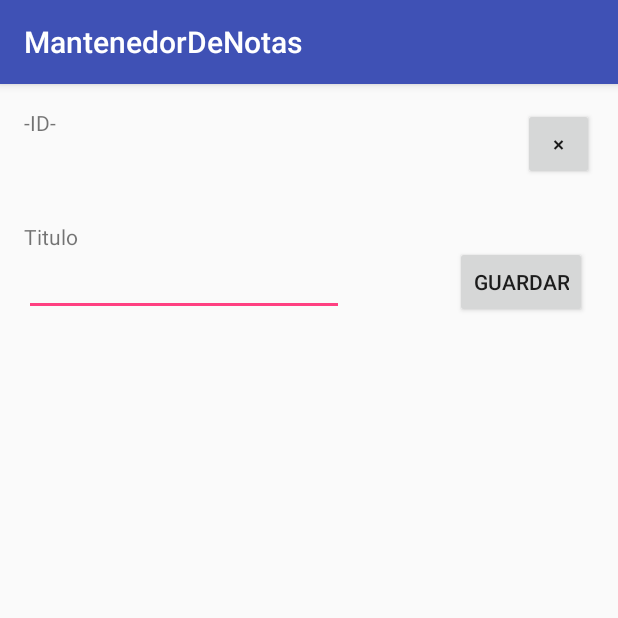
After one commit to claudioDcv/duoc-android-notas, an Android app: the EditCourseActivity screen opened directly, with no data from a screen before it, on a phone screen of 412 x 824 dp, the top half of it. The commit adds this screen. Run offline under Robolectric (Android 15) with nearby library versions, the phone set to English and light mode, and no system bars; 2 statements that could not run were skipped.

Commit message:
fix problema, added list view

```diff
--- a/project/app/src/main/AndroidManifest.xml
+++ b/project/app/src/main/AndroidManifest.xml
@@ -20,7 +20,8 @@
         <activity android:name=".AddStudentActivity" />
         <activity android:name=".AddEvaluationActivity" />
         <activity android:name=".CourseListActivity" />
-        <activity android:name=".CourseItem"></activity>
+        <activity android:name=".CourseItem" />
+        <activity android:name=".EditCourseActivity"></activity>
     </application>
 
 </manifest>
--- a/project/app/src/main/java/com/dcv/claudio/mantenedordenotas/AddCourseActivity.java
+++ b/project/app/src/main/java/com/dcv/claudio/mantenedordenotas/AddCourseActivity.java
@@ -25,7 +25,7 @@ public class AddCourseActivity extends AppCompatActivity {
 
         if(courseModel.getByTitle(title) != null) {
             System.out.println("Error");
-            mensaje("Error, ya existe un curso llamado:" + title);
+            msg("Error, ya existe un curso llamado:" + title);
         } else {
             long id = courseModel.create(new Course(title));
             System.out.println(id);
@@ -37,7 +37,7 @@ public class AddCourseActivity extends AppCompatActivity {
         }
     }
 
-    public void mensaje (String texto) {
+    public void msg (String texto) {
         Toast t = Toast.makeText(this, texto, Toast.LENGTH_SHORT);
         t.show();
     }
--- /dev/null
+++ b/project/app/src/main/java/com/dcv/claudio/mantenedordenotas/EditCourseActivity.java
@@ -0,0 +1,54 @@
+package com.dcv.claudio.mantenedordenotas;
+
+import android.support.v7.app.AppCompatActivity;
+import android.os.Bundle;
+import android.view.View;
+import android.widget.EditText;
+import android.widget.TextView;
+import android.widget.Toast;
+
+import com.dcv.claudio.mantenedordenotas.db.models.CourseModel;
+import com.dcv.claudio.mantenedordenotas.objects.Course;
+
+public class EditCourseActivity extends AppCompatActivity {
+
+    private Course course;
+    private CourseModel courseModel = new CourseModel(this);
+
+    @Override
+    protected void onCreate(Bundle savedInstanceState) {
+        super.onCreate(savedInstanceState);
+        setContentView(R.layout.activity_edit_course);
+        TextView txtId = findViewById(R.id.txtEditCourseID);
+        Integer id = getIntent().getIntExtra("id", 0);
+
+        EditText txtTitle = findViewById(R.id.txtEditCourseTitle);
+
+        course = courseModel.get(id);
+
+
+        txtId.setText(course.getId().toString());
+        txtTitle.setText(course.getTitle());
+    }
+
+    public void closeAddStudent(View view) {
+        this.finish();
+    }
+
+    public void btnCourseEditSave(View view) {
+        EditText txtTitle = findViewById(R.id.txtEditCourseTitle);
+        TextView txtId = findViewById(R.id.txtEditCourseID);
+
+        course.setTitle(txtTitle.getText().toString());
+        Course findModelCourse = courseModel.getByTitle(course.getTitle());
+        if (findModelCourse != null && findModelCourse.getId() != Integer.parseInt(txtId.getText().toString())) {
+            msg("Error, ya existe un curso llamado:" + findModelCourse.getTitle());
+        } else {
+            courseModel.update(course);
+        }
+    }
+    public void msg (String texto) {
+        Toast t = Toast.makeText(this, texto, Toast.LENGTH_SHORT);
+        t.show();
+    }
+}
--- /dev/null
+++ b/project/app/src/main/res/layout/activity_edit_course.xml
@@ -0,0 +1,66 @@
+<?xml version="1.0" encoding="utf-8"?>
+<android.support.constraint.ConstraintLayout xmlns:android="http://schemas.android.com/apk/res/android"
+    xmlns:app="http://schemas.android.com/apk/res-auto"
+    xmlns:tools="http://schemas.android.com/tools"
+    android:layout_width="match_parent"
+    android:layout_height="match_parent"
+    tools:context="com.dcv.claudio.mantenedordenotas.EditCourseActivity">
+
+    <Button
+        android:id="@+id/buttonAddStudentClose2"
+        android:layout_width="47dp"
+        android:layout_height="wrap_content"
+        android:layout_marginEnd="16dp"
+        android:layout_marginTop="16dp"
+        android:onClick="closeAddStudent"
+        android:text="@string/close_icon"
+        app:layout_constraintEnd_toEndOf="parent"
+        app:layout_constraintTop_toTopOf="parent" />
+
+    <TextView
+        android:id="@+id/txtEditCourseID"
+        android:layout_width="wrap_content"
+        android:layout_height="wrap_content"
+        android:layout_marginStart="16dp"
+        android:layout_marginTop="16dp"
+        android:text="@string/id_void"
+        app:layout_constraintStart_toStartOf="parent"
+        app:layout_constraintTop_toTopOf="parent" />
+
+    <EditText
+        android:id="@+id/txtEditCourseTitle"
+        android:layout_width="wrap_content"
+        android:layout_height="43dp"
+        android:layout_marginStart="16dp"
+        android:ems="10"
+        android:inputType="textPersonName"
+        android:labelFor="@id/labelEditCourseTitle"
+        android:text="@string/content_description_void"
+        app:layout_constraintStart_toStartOf="parent"
+        app:layout_constraintTop_toBottomOf="@+id/labelEditCourseTitle" />
+
+    <TextView
+        android:id="@+id/labelEditCourseTitle"
+        android:layout_width="wrap_content"
+        android:layout_height="wrap_content"
+        android:layout_marginStart="16dp"
+        android:layout_marginTop="92dp"
+        android:labelFor="@id/txtEditCourseTitle"
+        android:text="@string/title_title"
+        app:layout_constraintStart_toStartOf="parent"
+        app:layout_constraintTop_toTopOf="parent" />
+
+    <Button
+        android:onClick="btnCourseEditSave"
+        android:id="@+id/button2"
+        android:layout_width="wrap_content"
+        android:layout_height="wrap_content"
+        android:layout_marginEnd="8dp"
+        android:layout_marginStart="8dp"
+        android:layout_marginTop="44dp"
+        android:text="@string/save_text"
+        app:layout_constraintEnd_toEndOf="parent"
+        app:layout_constraintHorizontal_bias="0.836"
+        app:layout_constraintStart_toEndOf="@+id/txtEditCourseTitle"
+        app:layout_constraintTop_toBottomOf="@+id/buttonAddStudentClose2" />
+</android.support.constraint.ConstraintLayout>
--- /dev/null
+++ b/project/app/src/main/res/values/dimens.xml
@@ -0,0 +1,4 @@
+<?xml version="1.0" encoding="utf-8"?>
+<resources>
+    <dimen name="size_min">5dp</dimen>
+</resources>
--- a/project/app/src/main/res/values/strings.xml
+++ b/project/app/src/main/res/values/strings.xml
@@ -12,4 +12,5 @@
     <string name="course_list">Listado de Cursos</string>
     <string name="content_description_void" />
     <string name="next_icon">▶</string>
+    <string name="id_void">-ID-</string>
 </resources>
```
Also changed, not shown: project/app/src/main/java/com/dcv/claudio/mantenedordenotas/AdapterCourse.java (+49 -5 lines), project/app/src/main/java/com/dcv/claudio/mantenedordenotas/CourseListActivity.java (+0 -11 lines), project/app/src/main/java/com/dcv/claudio/mantenedordenotas/MainActivity.java (+10 -0 lines), project/app/src/main/java/com/dcv/claudio/mantenedordenotas/db/models/CourseModel.java (+31 -0 lines), project/app/src/main/res/layout/activity_add_course.xml (+4 -4 lines), project/app/src/main/res/layout/activity_course_item.xml (+23 -1 lines).
